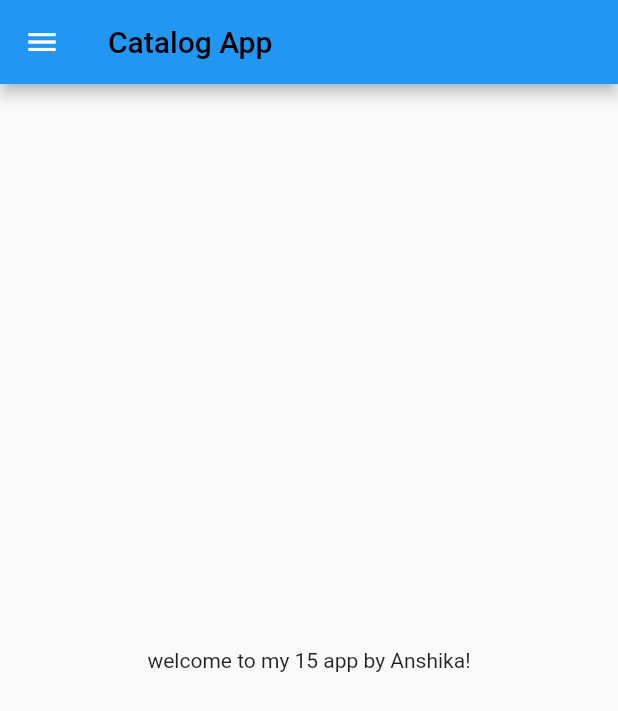
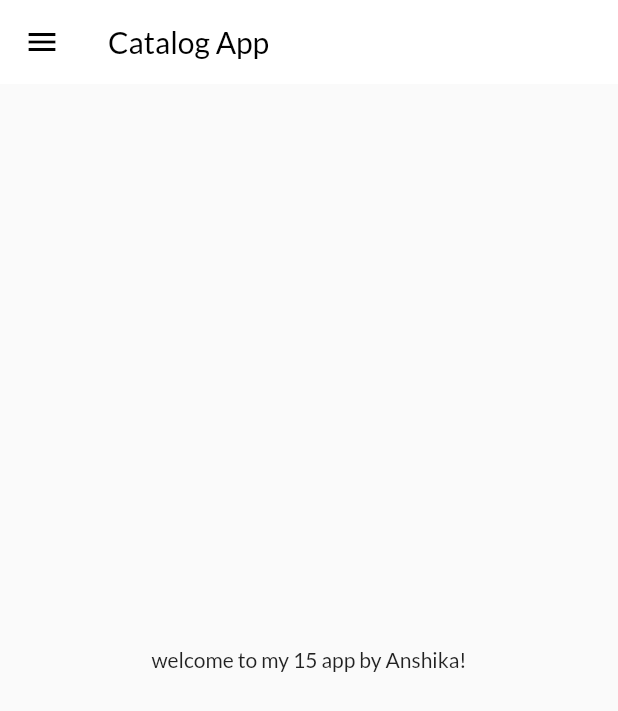
Before and after one commit to AnshikaDixit/MyApp, a Flutter app: the screen it shows after launch, on a phone screen of 412 x 824 dp. Shown: the top 711 px of the screen. Run offline on Flutter 3.47's test engine with Material 2 defaults, Android fonts, the phone set to English and light mode, and no system bars; our stand-ins replace google_fonts.

Commit message:
app bar theme

```diff
--- a/lib/main.dart
+++ b/lib/main.dart
@@ -2,6 +2,7 @@ import 'package:flutter/material.dart';
 import 'package:myfirstapp/pages/home_page.dart';
 import 'package:myfirstapp/pages/login_page.dart';
 import 'package:myfirstapp/utils/routes.dart';
+import 'package:myfirstapp/widgets/theme.dart';
 
 void main() {
   runApp(const MyApp());
@@ -14,10 +15,8 @@ class MyApp extends StatelessWidget {
   Widget build(BuildContext context) {
     return MaterialApp(
       themeMode: ThemeMode.light,
-      theme: ThemeData(),
-      darkTheme: ThemeData(
-        brightness: Brightness.dark,
-      ),
+      theme: MyTheme.lightTheme(context),
+      darkTheme: MyTheme.darkTheme(context),
       debugShowCheckedModeBanner: false,
       initialRoute: MyRoutes.homeRoute,
       routes: {
--- a/lib/widgets/theme.dart
+++ b/lib/widgets/theme.dart
@@ -2,7 +2,7 @@ import 'package:flutter/material.dart';
 import 'package:google_fonts/google_fonts.dart';
 
 class MyTheme {
-  static ThemeData get themeData => ThemeData(
+  static ThemeData lightTheme(BuildContext context) => ThemeData(
       primarySwatch: Colors.deepPurple,
       fontFamily: GoogleFonts.lato().fontFamily,
       appBarTheme: const AppBarTheme(
@@ -10,4 +10,8 @@ class MyTheme {
         elevation: 0.0,
         iconTheme: IconThemeData(color: Colors.black),
       ));
+
+  static ThemeData darkTheme(BuildContext context) => ThemeData(
+        brightness: Brightness.dark,
+      );
 }
```
Also changed, not shown: lib/models/catalog.dart (added, +22 -0 lines).
